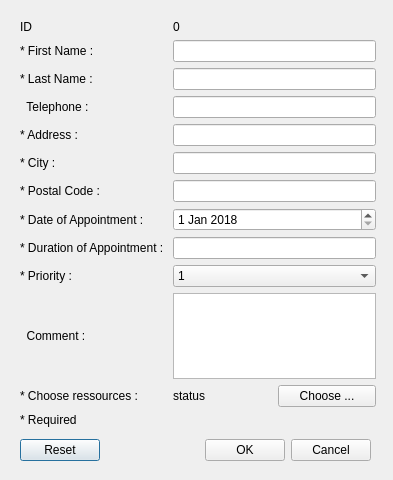
This is TPQtIntroduction/dialogmodifyclient.ui in Lydie-Pierrick/TP2-QT-INTRO as Qt 5 draws it before an edit. The edited form follows.
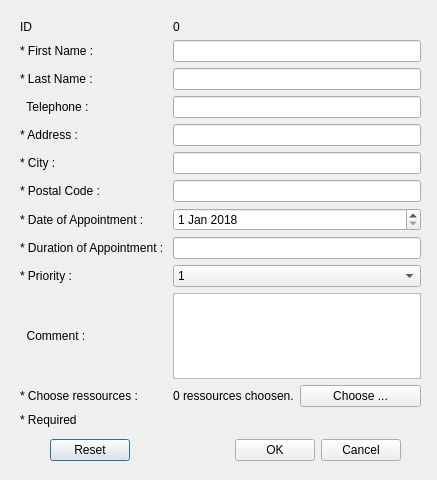
This is the edited form.

What changed in the file:
```diff
--- a/TPQtIntroduction/dialogmodifyclient.ui
+++ b/TPQtIntroduction/dialogmodifyclient.ui
@@ -6,7 +6,7 @@
    <rect>
     <x>0</x>
     <y>0</y>
-    <width>393</width>
+    <width>437</width>
     <height>480</height>
    </rect>
   </property>
@@ -16,7 +16,7 @@
   <widget class="QWidget" name="horizontalLayoutWidget">
    <property name="geometry">
     <rect>
-     <x>20</x>
+     <x>50</x>
      <y>430</y>
      <width>351</width>
      <height>41</height>
@@ -64,7 +64,7 @@
     <rect>
      <x>20</x>
      <y>20</y>
-     <width>356</width>
+     <width>401</width>
      <height>407</height>
     </rect>
    </property>
@@ -74,7 +74,7 @@
       <item>
        <widget class="QLabel" name="label_chooseRes">
         <property name="text">
-         <string>status</string>
+         <string>0 ressources choosen.</string>
         </property>
        </widget>
       </item>
```
